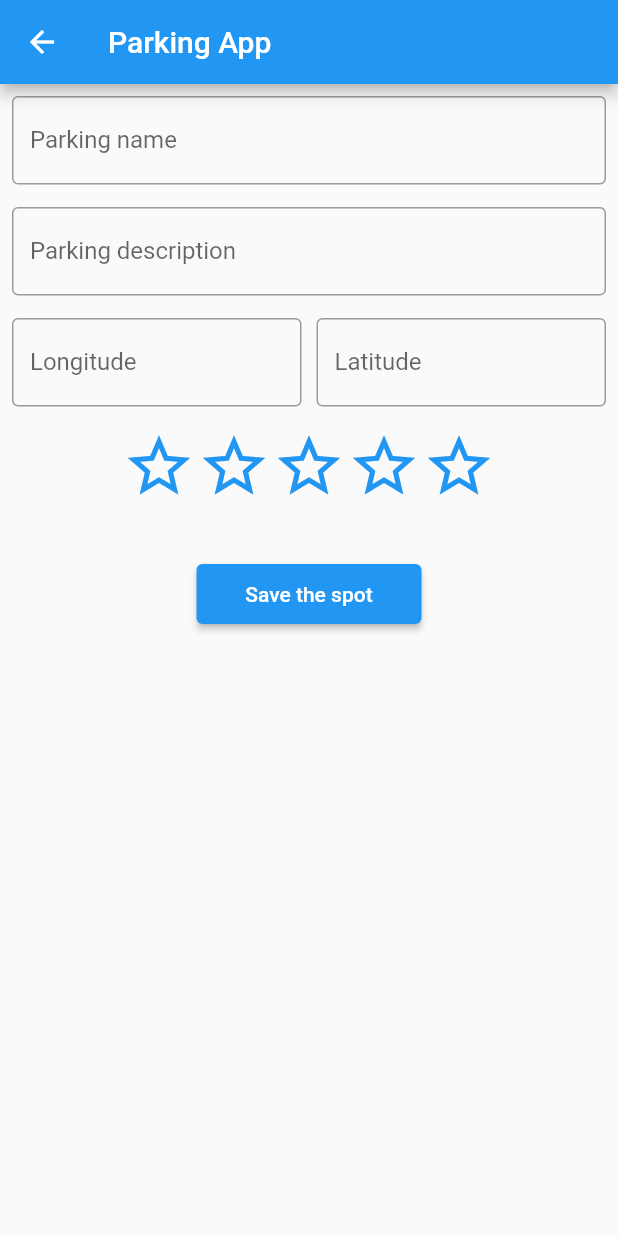
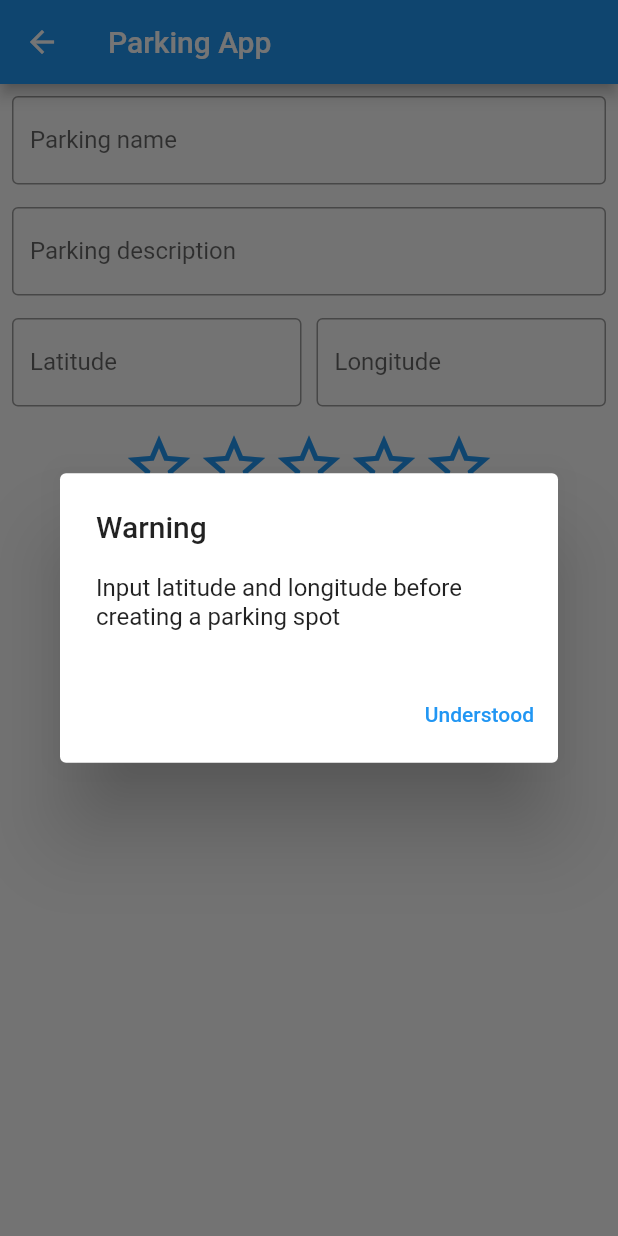
Before and after one commit to JulianMod/parking_app, a Flutter app: the ParkingScreen screen opened by its route, after a tap on "Save the spot", on a phone screen of 412 x 824 dp. Run offline on Flutter 3.47's test engine with Material 2 defaults, Android fonts, the phone set to English and light mode, and no system bars; drawn by our look-alikes of smooth_star_rating; our stand-ins replace geolocator, google_maps_flutter.

Commit message:
- added parking spots appear as markers on the map - latitude and longitude input values are validated

```diff
--- /dev/null
+++ b/lib/src/models/parking_spot.dart
@@ -0,0 +1,41 @@
+import 'package:google_maps_flutter/google_maps_flutter.dart';
+import 'package:uuid/uuid.dart';
+
+List<ParkingSpot> parkingSpotsList = [];
+
+class ParkingSpot{
+  double latitude;
+  double longitude;
+  String name;
+  String description;
+  double rating;
+
+  var uuid = Uuid();
+
+  ParkingSpot({
+      this.name,
+      this.description,
+      this.latitude,
+      this.longitude,
+      this.rating
+  });
+
+  Set<Marker> getParkingMarkers(){
+    List<Marker> _markers = <Marker>[];
+
+    for (int i = 0; i < parkingSpotsList.length; i++){
+      _markers.add(
+        Marker(
+          markerId: MarkerId(uuid.v1()),
+          position: LatLng(parkingSpotsList[i].latitude, parkingSpotsList[i].longitude),
+          //TODO: to add way to display all the parking spot information
+            infoWindow: InfoWindow(
+            title: parkingSpotsList[i].name
+          )
+        )
+      );
+    }
+
+    return Set<Marker>.of(_markers);
+  }
+}
--- a/lib/utils/ui/screens/map_screen.dart
+++ b/lib/utils/ui/screens/map_screen.dart
@@ -1,5 +1,6 @@
 import 'package:flutter/material.dart';
 import 'package:google_maps_flutter/google_maps_flutter.dart';
+import 'package:parking_app/src/models/parking_spot.dart';
 import 'package:parking_app/utils/services/location.dart';
 
 
@@ -9,6 +10,8 @@ class MapScreen extends StatefulWidget {
 }
 
 class _MapScreenState extends State<MapScreen> {
+
+  ParkingSpot parkingSpot = ParkingSpot();
 
   //this could be last location saved
   final LatLng _initialCameraPosition = LatLng(45.521563, -122.677433);
@@ -56,12 +59,18 @@ class _MapScreenState extends State<MapScreen> {
           target: _initialCameraPosition,
           zoom: 11.0,
         ),
+        markers: parkingSpot.getParkingMarkers(),
       ),
       floatingActionButtonLocation: FloatingActionButtonLocation.startFloat,
       floatingActionButton: FloatingActionButton(
         child: Icon(Icons.add),
         onPressed: () {
-          Navigator.of(context).pushNamed('/parking_screen');
+          Navigator.of(context).pushNamed('/parking_screen').then((value)
+          {
+            setState(() {
+
+            });
+          });
         },
       ),
     );
--- a/lib/utils/ui/screens/parking_screen.dart
+++ b/lib/utils/ui/screens/parking_screen.dart
@@ -1,4 +1,6 @@
 import 'package:flutter/material.dart';
+import 'package:flutter/services.dart';
+import 'package:parking_app/src/models/parking_spot.dart';
 import 'package:smooth_star_rating/smooth_star_rating.dart';
 
 class ParkingScreen extends StatefulWidget {
@@ -11,6 +13,30 @@ class _ParkingScreenState extends State<ParkingScreen> {
   TextEditingController _latitudeController = TextEditingController();
   TextEditingController _parkingName = TextEditingController();
   TextEditingController _parkingDescription = TextEditingController();
+  double _rating = 0;
+
+  Future<void> _showWarningDialog() async {
+    return showDialog<void>(
+      context: context,
+      barrierDismissible: true,
+      builder: (BuildContext context) {
+        return AlertDialog(
+          title: Text('Warning'),
+          content: Text('Input latitude and longitude before creating a parking spot'),
+          actions: <Widget>[
+            TextButton(
+              child: Text('Understood'),
+              onPressed: () {
+                Navigator.of(context).pop();
+              },
+            ),
+          ],
+        );
+      },
+    );
+  }
+
+
 
   @override
   void dispose() {
@@ -49,20 +75,49 @@ class _ParkingScreenState extends State<ParkingScreen> {
           Row(
             children: [
               Expanded(
-                child: TextField(
-                  controller: _longitudeController,
+                child: TextFormField(
+                  autovalidateMode: AutovalidateMode.always,
+                  controller: _latitudeController,
+                  validator: (value) {
+                    if(value.isNotEmpty){
+                      double validatorValue = double.parse(value);
+                      if (validatorValue<-90 || validatorValue > 90){
+                        return 'Please enter valid latitude';
+                      }
+                    }
+                    return null;
+                  },
+                  inputFormatters: [
+                    FilteringTextInputFormatter.allow(RegExp(r'(^-?\d*\.?\d*)'))
+                  ],
+                  keyboardType: TextInputType.numberWithOptions(decimal: true),
                   decoration: InputDecoration(
-                      labelText: 'Longitude',
+                      labelText: 'Latitude',
                       border: OutlineInputBorder()
                   ),
                 ),
               ),
               SizedBox(width: 10),
               Expanded(
-                child: TextField(
-                  controller: _latitudeController,
+                child:
+                TextFormField(
+                  autovalidateMode: AutovalidateMode.always,
+                  controller: _longitudeController,
+                  validator: (value) {
+                    if(value.isNotEmpty){
+                      double validatorValue = double.parse(value);
+                      if (validatorValue<-180 || validatorValue > 180){
+                        return 'Please enter valid latitude';
+                      }
+                    }
+                    return null;
+                  },
+                  inputFormatters: [
+                    FilteringTextInputFormatter.allow(RegExp(r'(^-?\d*\.?\d*)'))
+                  ],
+                  keyboardType: TextInputType.numberWithOptions(decimal: true),
                   decoration: InputDecoration(
-                      labelText: 'Latitude',
+                      labelText: 'Longitude',
                       border: OutlineInputBorder()
                   ),
                 ),
@@ -75,7 +130,7 @@ class _ParkingScreenState extends State<ParkingScreen> {
               size: 50.0,
               //allowHalfRating: false,
               onRated: (value) {
-
+                _rating = value;
               },
             ),
           ),
@@ -86,12 +141,28 @@ class _ParkingScreenState extends State<ParkingScreen> {
               width: 150,
               height: 40,
               child: ElevatedButton(
-                  onPressed: () {
+                onPressed: () {
+                  //all fields except for lat and long can be empty for the definition of the parking spot
+                  if(_latitudeController.text.isNotEmpty && _longitudeController.text.isNotEmpty){
+                    double _latitude = double.parse(_latitudeController.text);
+                    double _longitude = double.parse(_longitudeController.text);
 
-                  },
-                  child: Text(
+                    ParkingSpot newParkingSpot = ParkingSpot(
+                        name: _parkingName.text,
+                        description: _parkingDescription.text,
+                        latitude: _latitude,
+                        longitude: _longitude,
+                        rating: _rating);
+                    parkingSpotsList.add(newParkingSpot);
+                    Navigator.pop(context);
+                  }
+                  else {
+                    _showWarningDialog();
+                  }
+                },
+                child: Text(
                     'Save the spot'
-                  ),
+                ),
               ),
             ),
           )
--- a/pubspec.yaml
+++ b/pubspec.yaml
@@ -31,6 +31,7 @@ dependencies:
   google_maps_flutter: ^1.2.0
   geolocator: ^6.2.0
   smooth_star_rating: ^1.1.1
+  uuid: ^2.2.2
 
 
 dev_dependencies:
```
Also changed, not shown: lib/src/models/parking_location.dart (deleted), pubspec.lock.
